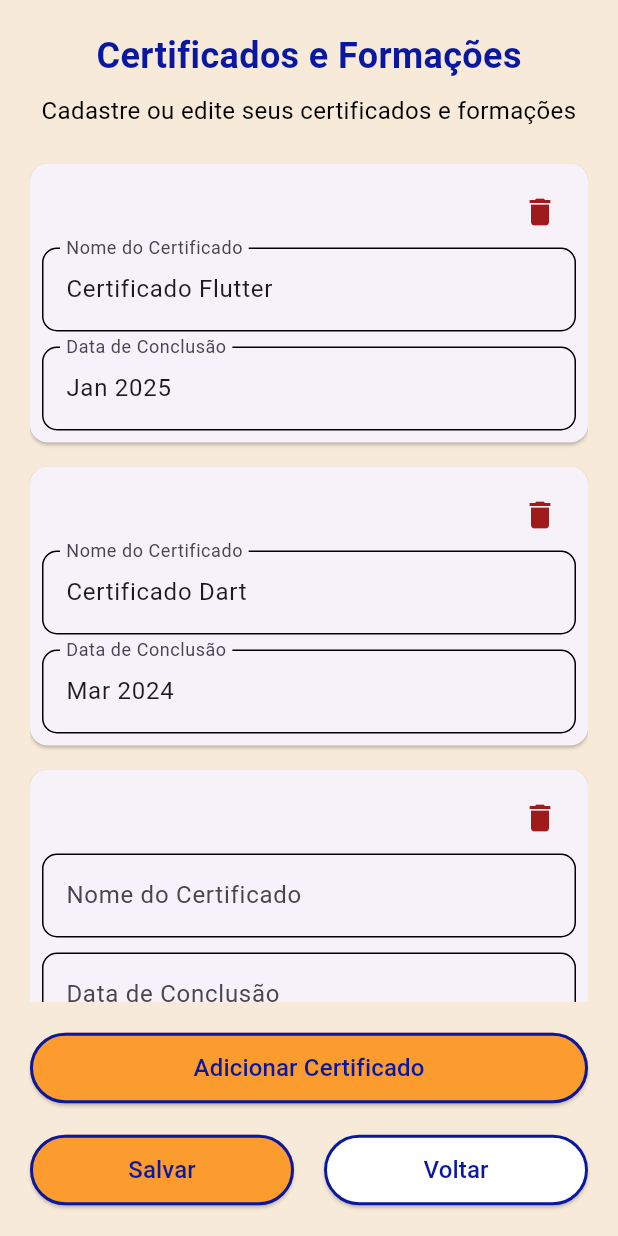
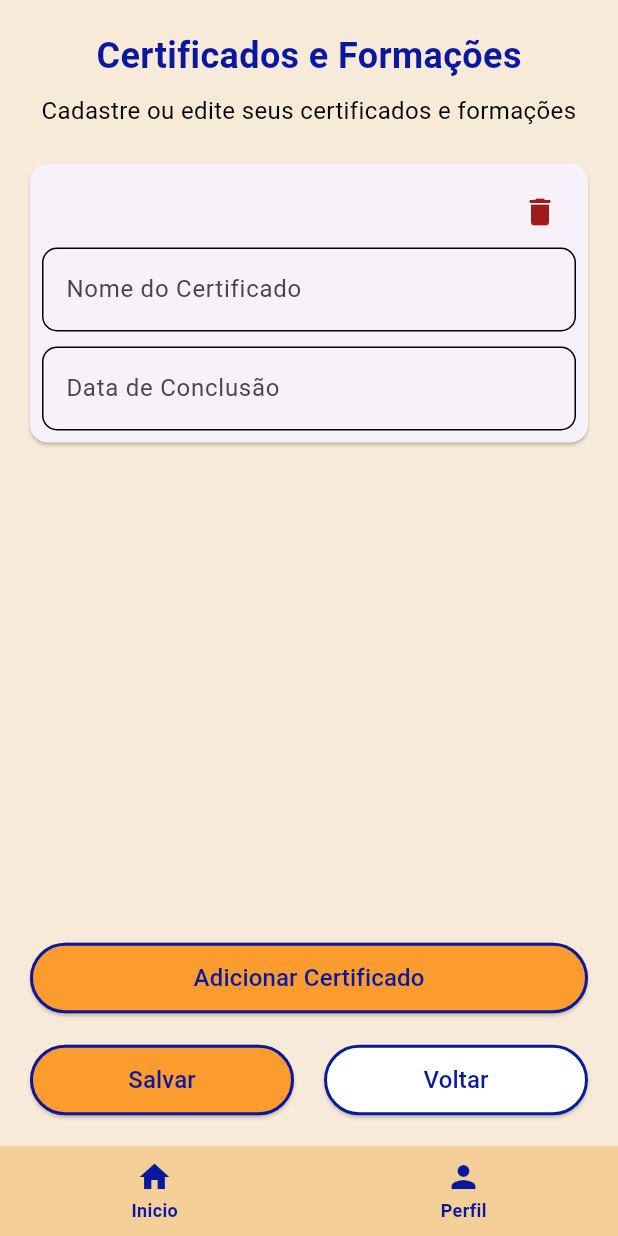
Before and after one commit to JaoServico/app_profissional, a Flutter app: the CertificadosPage screen opened by its route, after a tap on "Adicionar Certificado", on a phone screen of 412 x 824 dp. Run offline on Flutter 3.47's test engine with Material 3 defaults, Android fonts, the phone set to English and light mode, and no system bars; our stand-ins replace cached_network_image, cloud_firestore, firebase_auth, firebase_core, firebase_storage, image_picker; accounts and stored records are empty; generated files the repository leaves out were written again.

Commit message:
Versao 1.0.0 - Telas - Certificados

```diff
--- /dev/null
+++ b/lib/controllers/certificado_controller.dart
@@ -0,0 +1,50 @@
+import 'package:flutter/material.dart';
+import '../models/certificado_model.dart';
+import '../repositories/certificado_repository.dart';
+
+class CertificadoController extends ChangeNotifier {
+  final CertificadoRepository repository;
+
+  CertificadoController({required this.repository});
+
+  List<CertificadoModel> certificados = [];
+  List<TextEditingController> controllersNome = [];
+  List<TextEditingController> controllersData = [];
+  bool isLoading = true;
+
+  Future<void> carregarCertificados(String uid) async {
+    isLoading = true;
+    notifyListeners();
+
+    certificados = await repository.getCertificados(uid);
+
+    controllersNome = certificados.map((c) => TextEditingController(text: c.nome)).toList();
+    controllersData = certificados.map((c) => TextEditingController(text: c.data)).toList();
+
+    isLoading = false;
+    notifyListeners();
+  }
+
+  void adicionarCertificado() {
+    certificados.add(CertificadoModel(nome: '', data: ''));
+    controllersNome.add(TextEditingController());
+    controllersData.add(TextEditingController());
+    notifyListeners();
+  }
+
+  void removerCertificado(int index) {
+    certificados.removeAt(index);
+    controllersNome.removeAt(index);
+    controllersData.removeAt(index);
+    notifyListeners();
+  }
+
+  Future<void> salvarCertificados(String uid) async {
+    for (int i = 0; i < certificados.length; i++) {
+      certificados[i].nome = controllersNome[i].text;
+      certificados[i].data = controllersData[i].text;
+    }
+
+    await repository.saveCertificados(uid, certificados);
+  }
+}
--- /dev/null
+++ b/lib/models/certificado_model.dart
@@ -0,0 +1,16 @@
+class CertificadoModel {
+  String nome;
+  String data;
+
+  CertificadoModel({required this.nome, required this.data});
+
+  Map<String, dynamic> toMap() => {
+        'nome': nome,
+        'data': data,
+      };
+
+  factory CertificadoModel.fromMap(Map<String, dynamic> map) => CertificadoModel(
+        nome: map['nome'] ?? '',
+        data: map['data'] ?? '',
+      );
+}
--- /dev/null
+++ b/lib/repositories/certificado_repository.dart
@@ -0,0 +1,37 @@
+import 'package:cloud_firestore/cloud_firestore.dart';
+import '../models/certificado_model.dart';
+
+class CertificadoRepository {
+  final _firestore = FirebaseFirestore.instance;
+
+  Future<List<CertificadoModel>> getCertificados(String uid) async {
+    final snapshot = await _firestore
+        .collection('profissionais')
+        .doc(uid)
+        .collection('certificados')
+        .get();
+
+    return snapshot.docs
+        .map((doc) => CertificadoModel.fromMap(doc.data()))
+        .toList();
+  }
+
+  Future<void> saveCertificados(String uid, List<CertificadoModel> certificados) async {
+    final batch = _firestore.batch();
+    final collectionRef = _firestore.collection('profissionais').doc(uid).collection('certificados');
+
+    // Remove todos os antigos
+    final snapshot = await collectionRef.get();
+    for (var doc in snapshot.docs) {
+      batch.delete(doc.reference);
+    }
+
+    // Adiciona os novos
+    for (var cert in certificados) {
+      final docRef = collectionRef.doc();
+      batch.set(docRef, cert.toMap());
+    }
+
+    await batch.commit();
+  }
+}
--- a/lib/views/certificados.dart
+++ b/lib/views/certificados.dart
@@ -1,141 +1,103 @@
 import 'package:flutter/material.dart';
+import 'package:provider/provider.dart';
+import 'package:firebase_auth/firebase_auth.dart';
 import 'package:jao_servico_profissional/cores.dart';
+import '../controllers/certificado_controller.dart';
+import '../repositories/certificado_repository.dart';
+import '../models/rodape.dart';
 
 class CertificadosPage extends StatefulWidget {
   const CertificadosPage({super.key});
 
   @override
-  _CertificadosPageState createState() => _CertificadosPageState();
+  State<CertificadosPage> createState() => _CertificadosPageState();
 }
 
 class _CertificadosPageState extends State<CertificadosPage> {
-  final List<Map<String, String>> _certificados = [
-    {'nome': 'Certificado Flutter', 'data': 'Jan 2025'},
-    {'nome': 'Certificado Dart', 'data': 'Mar 2024'},
-  ];
+  late CertificadoController controller;
 
-  // Função para adicionar um novo certificado à lista
-  void _adicionarCertificado() {
-    setState(() {
-      // Adiciona um certificado vazio à lista
-      _certificados.add({'nome': '', 'data': ''});
-    });
-  }
-
-  // Função para remover um certificado baseado no índice
-  void _removerCertificado(int index) {
-    setState(() {
-      // Remove o certificado da lista
-      _certificados.removeAt(index);
-    });
-  }
-
-  // Função para simular o salvamento dos certificados (por enquanto só imprime)
-  void _salvarCertificados() {
-    // Aqui você pode salvar os certificados no Firestore
-    print('Certificados Salvos: $_certificados');
+  @override
+  void initState() {
+    super.initState();
+    controller = CertificadoController(repository: CertificadoRepository());
+    final uid = FirebaseAuth.instance.currentUser!.uid;
+    controller.carregarCertificados(uid);
   }
 
   @override
   Widget build(BuildContext context) {
+    return ChangeNotifierProvider.value(
+      value: controller,
+      child: Consumer<CertificadoController>(
+        builder: (context, controller, _) {
           return Scaffold(
-      backgroundColor:
-          const Color(0xFFF7EAD8), // Cor de fundo laranjaMuitoSuave
+            backgroundColor: Cores.laranjaMuitoSuave,
             body: SafeArea(
-        child: Padding(
-          padding: const EdgeInsets.all(
-              20.0), // Padding para dar espaçamento nas bordas
+              child: controller.isLoading
+                  ? const Center(child: CircularProgressIndicator())
+                  : Padding(
+                      padding: const EdgeInsets.all(20),
                       child: Column(
                         children: [
-              // Título da página
                           Text(
                             "Certificados e Formações",
                             style: TextStyle(
                               fontSize: 24,
-                  color: Cores.azul, // Azul
+                              color: Cores.azul,
                               fontWeight: FontWeight.bold,
                             ),
                           ),
-              const SizedBox(height: 8), // Espaçamento
+                          const SizedBox(height: 8),
                           const Text(
                             "Cadastre ou edite seus certificados e formações",
                             style: TextStyle(fontSize: 16, color: Cores.preto),
                             textAlign: TextAlign.center,
                           ),
-              const SizedBox(height: 16), // Espaçamento
+                          const SizedBox(height: 16),
                           Expanded(
-                // Lista de certificados, que pode ser rolada para cima e para baixo
                             child: ListView.builder(
-                  itemCount: _certificados.length,
+                              itemCount: controller.certificados.length,
                               itemBuilder: (context, index) {
                                 return Card(
                                   margin: const EdgeInsets.symmetric(vertical: 8),
                                   child: Padding(
-                        padding: const EdgeInsets.all(8.0),
+                                    padding: const EdgeInsets.all(8),
                                     child: Column(
                                       children: [
-                            // Linha para o ícone de excluir
                                         Row(
                                           mainAxisAlignment: MainAxisAlignment.end,
                                           children: [
                                             IconButton(
-                                  icon: const Icon(Icons.delete,
-                                      color: Cores.vermelho),
-                                  onPressed: () => _removerCertificado(
-                                      index), // Remove o certificado
+                                              icon: const Icon(Icons.delete, color: Cores.vermelho),
+                                              onPressed: () => controller.removerCertificado(index),
                                             ),
                                           ],
                                         ),
-                            // Campo de nome do certificado
                                         TextField(
-                              controller: TextEditingController(
-                                text: _certificados[index]['nome'],
-                              ),
+                                          controller: controller.controllersNome[index],
                                           decoration: const InputDecoration(
                                             labelText: 'Nome do Certificado',
                                             enabledBorder: OutlineInputBorder(
-                                  borderRadius:
-                                      BorderRadius.all(Radius.circular(10)),
+                                              borderRadius: BorderRadius.all(Radius.circular(10)),
                                             ),
                                             focusedBorder: OutlineInputBorder(
-                                  borderRadius:
-                                      BorderRadius.all(Radius.circular(10)),
+                                              borderRadius: BorderRadius.all(Radius.circular(10)),
                                             ),
                                           ),
-
-                              maxLines:
-                                  null, // Permite que o texto quebre a linha
-                              onChanged: (value) {
-                                setState(() {
-                                  // Atualiza o nome do certificado
-                                  _certificados[index]['nome'] = value;
-                                });
-                              },
+                                          maxLines: null,
                                         ),
-                            const SizedBox(
-                                height: 10), // Espaçamento entre os campos
-                            // Campo de data de conclusão
+                                        const SizedBox(height: 10),
                                         TextField(
-                              controller: TextEditingController(
-                                text: _certificados[index]['data'],
-                              ),
+                                          controller: controller.controllersData[index],
                                           decoration: const InputDecoration(
                                             labelText: 'Data de Conclusão',
                                             enabledBorder: OutlineInputBorder(
-                                  borderRadius:
-                                      BorderRadius.all(Radius.circular(10)),
+                                              borderRadius: BorderRadius.all(Radius.circular(10)),
                                             ),
                                             focusedBorder: OutlineInputBorder(
-                                  borderRadius:
-                                      BorderRadius.all(Radius.circular(10)),
+                                              borderRadius: BorderRadius.all(Radius.circular(10)),
                                             ),
                                           ),
-                              onChanged: (value) {
-                                setState(() {
-                                  // Atualiza a data do certificado
-                                  _certificados[index]['data'] = value;
-                                });
-                              },
                                         ),
                                       ],
                                     ),
@@ -144,70 +106,53 @@ class _CertificadosPageState extends State<CertificadosPage> {
                               },
                             ),
                           ),
-              const SizedBox(height: 20), // Espaçamento
+                          const SizedBox(height: 20),
                           Row(
                             children: [
                               Expanded(
                                 child: ElevatedButton(
-                      onPressed: _adicionarCertificado,
+                                  onPressed: controller.adicionarCertificado,
                                   style: ElevatedButton.styleFrom(
-                        backgroundColor: Cores.laranja, // Cor laranja
-                        foregroundColor: Cores.azul, // Cor azul
+                                    backgroundColor: Cores.laranja,
+                                    foregroundColor: Cores.azul,
                                     side: BorderSide(color: Cores.azul, width: 2),
-                        padding: const EdgeInsets.symmetric(
-                            vertical: 12, horizontal: 32),
+                                    padding: const EdgeInsets.symmetric(vertical: 12),
                                   ),
-                      child: const Text(
-                        "Adicionar Certificado",
-                        style: TextStyle(fontSize: 16),
-                      ),
+                                  child: const Text("Adicionar Certificado", style: TextStyle(fontSize: 16)),
                                 ),
                               ),
                             ],
                           ),
-              const SizedBox(height: 20), // Espaçamento
+                          const SizedBox(height: 20),
                           Row(
-                mainAxisAlignment: MainAxisAlignment.spaceEvenly,
                             children: [
                               Expanded(
                                 child: ElevatedButton(
-                      onPressed: () {
-                        //Salvar dados no firestore
+                                  onPressed: () async {
+                                    final uid = FirebaseAuth.instance.currentUser!.uid;
+                                    await controller.salvarCertificados(uid);
+                                    ScaffoldMessenger.of(context).showSnackBar(
+                                      const SnackBar(content: Text('Certificados salvos com sucesso')),
+                                    );
                                   },
                                   style: ElevatedButton.styleFrom(
                                     backgroundColor: Cores.laranja,
                                     side: BorderSide(color: Cores.azul, width: 2),
-                        padding: const EdgeInsets.symmetric(
-                            horizontal: 32, vertical: 12),
+                                    padding: const EdgeInsets.symmetric(horizontal: 32, vertical: 12),
                                   ),
-                      child: Text(
-                        "Salvar",
-                        style: TextStyle(
-                          color: Cores.azul,
-                          fontSize: 16,
+                                  child: Text("Salvar", style: TextStyle(color: Cores.azul, fontSize: 16)),
                                 ),
                               ),
-                    ),
-                  ),
-                  const SizedBox(
-                    width: 20,
-                  ),
+                              const SizedBox(width: 20),
                               Expanded(
                                 child: ElevatedButton(
                                   onPressed: () => Navigator.pop(context),
                                   style: ElevatedButton.styleFrom(
                                     backgroundColor: Cores.branco,
                                     side: BorderSide(color: Cores.azul, width: 2),
-                        padding: const EdgeInsets.symmetric(
-                            horizontal: 32, vertical: 12),
+                                    padding: const EdgeInsets.symmetric(horizontal: 32, vertical: 12),
                                   ),
-                      child: Text(
-                        "Voltar",
-                        style: TextStyle(
-                          color: Cores.azul,
-                          fontSize: 16,
-                        ),
-                      ),
+                                  child: Text("Voltar", style: TextStyle(color: Cores.azul, fontSize: 16)),
                                 ),
                               ),
                             ],
@@ -216,6 +161,10 @@ class _CertificadosPageState extends State<CertificadosPage> {
                       ),
                     ),
             ),
+            bottomNavigationBar: const Rodape(),
+          );
+        },
+      ),
     );
   }
 }
--- a/pubspec.yaml
+++ b/pubspec.yaml
@@ -42,6 +42,8 @@ dependencies:
   firebase_storage: ^12.4.5
   cloud_firestore: ^5.6.7
   cached_network_image: ^3.2.3
+  uuid: ^4.5.1
+  provider: ^6.1.5+1
 
 dev_dependencies:
   flutter_test:
```
Also changed, not shown: pubspec.lock. Lines whose indentation alone changed are shown as unchanged.
